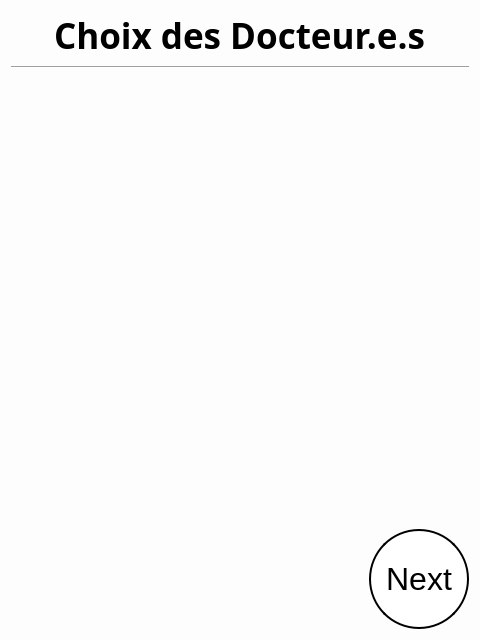
Above: SporzOBC-WAL/code/resources/Phases/Night/Doctor/kill_or_heal_choice.ui from Eben-Epi/SporzOBC before the change. Below: the same form after it.
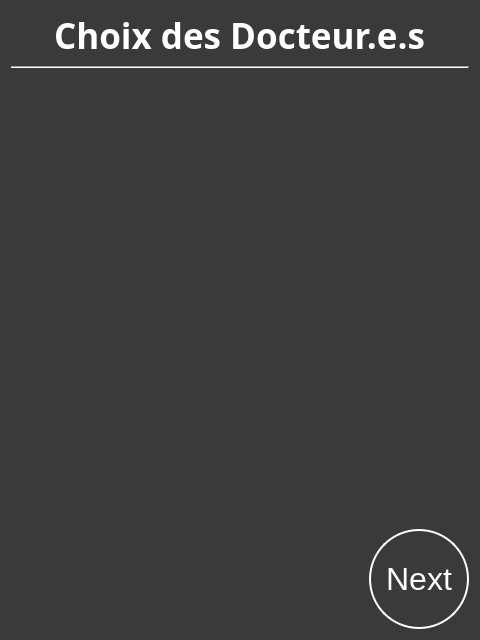
That is the form after the change.

Commit message: UPD Night Phases are displayed with dark background UPD Mutant Turn and Evening Bed Time View ADD useful fetch infos from game logic methods

```diff
--- a/SporzOBC-WAL/code/resources/Phases/Night/Doctor/kill_or_heal_choice.ui
+++ b/SporzOBC-WAL/code/resources/Phases/Night/Doctor/kill_or_heal_choice.ui
@@ -15,14 +15,19 @@
   </property>
   <property name="styleSheet">
    <string notr="true">#DoctorsKillOrHealChoice {
-    background-color: rgb(253, 253, 253);
+    background-color: rgb(58, 58, 58);;
     }
 
+QLabel {
+	color:white;
+}
+
 QPushButton  {
-    border: 2px solid black;
-    background-color: white;
+    border: 2px solid white;
+    background-color: rgb(58, 58, 58);
     padding: 10px 10px;
     font-size: 32px;
+	color:white;
     border-radius: 50px;
 }</string>
   </property>
```
The commit also changes 37 other files.
